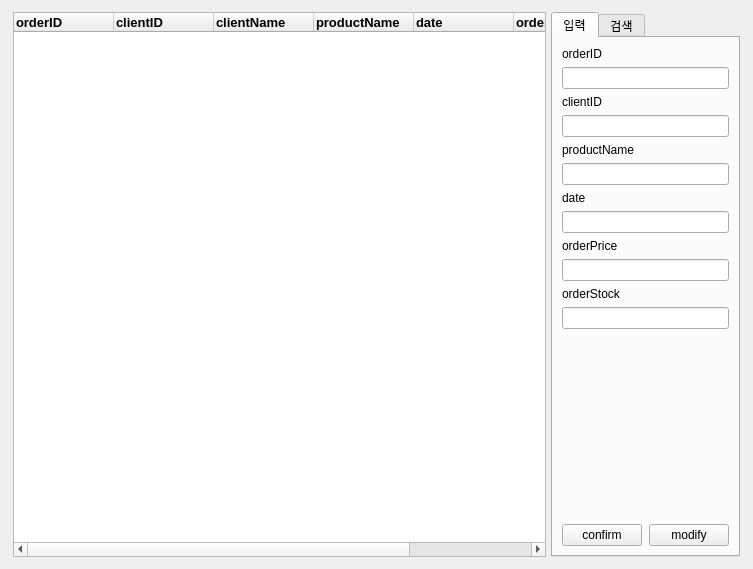
This is CustomerProduct2Project/ordermanager.ui in SaintMonguss/Qt as Qt 5 draws it before an edit. The edited form follows.
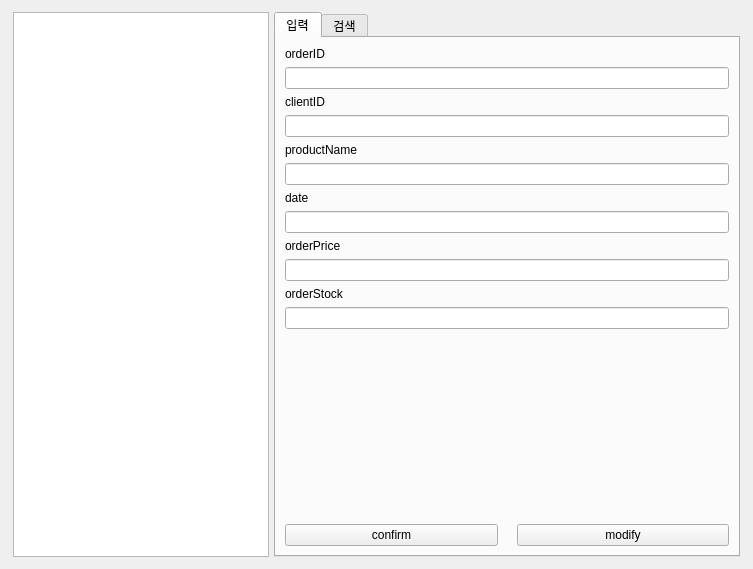
This is the edited form. The open tabs and pages were chosen to show the change. Icons and pictures are not drawn.

Diff of the .ui file:
```diff
--- a/CustomerProduct2Project/ordermanager.ui
+++ b/CustomerProduct2Project/ordermanager.ui
@@ -15,7 +15,7 @@
   </property>
   <layout class="QHBoxLayout" name="horizontalLayout">
    <item>
-    <layout class="QHBoxLayout" name="horizontalLayout_22" stretch="12,0,4">
+    <layout class="QHBoxLayout" name="horizontalLayout_22" stretch="0,0,4">
      <property name="spacing">
       <number>0</number>
      </property>
@@ -32,85 +32,7 @@
       <number>1</number>
      </property>
      <item>
-      <widget class="QTreeWidget" name="orderTreeWidget">
-       <column>
-        <property name="text">
-         <string>orderID</string>
-        </property>
-        <property name="font">
-         <font>
-          <pointsize>10</pointsize>
-          <bold>true</bold>
-         </font>
-        </property>
-       </column>
-       <column>
-        <property name="text">
-         <string>clientID</string>
-        </property>
-        <property name="font">
-         <font>
-          <pointsize>10</pointsize>
-          <bold>true</bold>
-         </font>
-        </property>
-       </column>
-       <column>
-        <property name="text">
-         <string>clientName</string>
-        </property>
-        <property name="font">
-         <font>
-          <pointsize>10</pointsize>
-          <bold>true</bold>
-         </font>
-        </property>
-       </column>
-       <column>
-        <property name="text">
-         <string>productName</string>
-        </property>
-        <property name="font">
-         <font>
-          <pointsize>10</pointsize>
-          <bold>true</bold>
-         </font>
-        </property>
-       </column>
-       <column>
-        <property name="text">
-         <string>date</string>
-        </property>
-        <property name="font">
-         <font>
-          <pointsize>10</pointsize>
-          <bold>true</bold>
-         </font>
-        </property>
-       </column>
-       <column>
-        <property name="text">
-         <string>orderPrice</string>
-        </property>
-        <property name="font">
-         <font>
-          <pointsize>10</pointsize>
-          <bold>true</bold>
-         </font>
-        </property>
-       </column>
-       <column>
-        <property name="text">
-         <string>orderStock</string>
-        </property>
-        <property name="font">
-         <font>
-          <pointsize>10</pointsize>
-          <bold>true</bold>
-         </font>
-        </property>
-       </column>
-      </widget>
+      <widget class="QTreeView" name="orderTreeView"/>
      </item>
      <item>
       <spacer name="horizontalSpacer_9">
```
Left out of the diff: 2 changed lines with no effect on the pictures.
